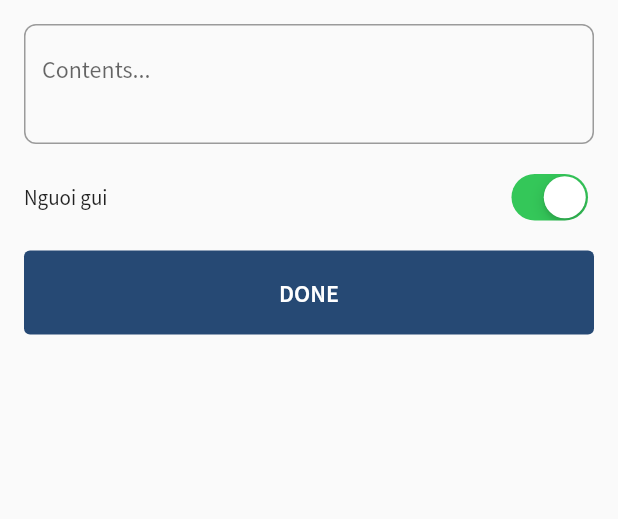
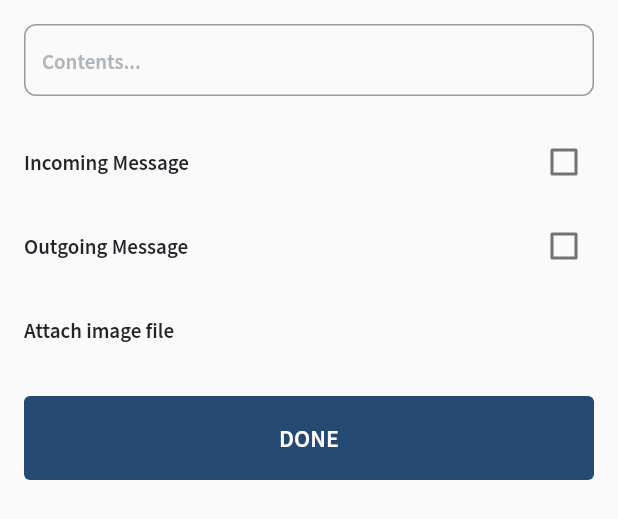
Before and after one commit to TKH219/fakeMessageApp, a Flutter app: the AddNewMessageWidget widget shown alone on an empty page, opened directly, on a phone screen of 412 x 824 dp. Shown: the top 519 px of the screen. Run offline on Flutter 3.47's test engine with Material 2 defaults, Android fonts, the phone set to English and light mode, and no system bars; drawn by our look-alikes of screenshot; our stand-ins replace flutter_svg, fluttertoast, image_gallery_saver, image_picker, in_app_purchase, permission_handler and 1 more.

Commit message:
handle case attach image for zalo chat

```diff
--- a/lib/features/customView/AddNewMessageWidget.dart
+++ b/lib/features/customView/AddNewMessageWidget.dart
@@ -1,16 +1,22 @@
+import 'dart:io';
+
 import 'package:fake_message_screen/core/CoreScreenWidget.dart';
 import 'package:fake_message_screen/core/CoreStateWidget.dart';
+import 'package:fake_message_screen/features/zaloMessageDetail/model/ItemKey.dart';
 import 'package:fake_message_screen/features/zaloMessageDetail/model/MessageItemModel.dart';
 import 'package:fake_message_screen/utils/ColorUtils.dart';
 import 'package:fake_message_screen/utils/Constants.dart';
+import 'package:fake_message_screen/utils/StyleUtils.dart';
 import 'package:flutter/cupertino.dart';
 import 'package:flutter/material.dart';
+import 'package:image_picker/image_picker.dart';
 
+import '../../PermissionService.dart';
 import 'ConfirmButton.dart';
 import 'CustomTextField.dart';
+import 'SelectMessageTypeWidget.dart';
 
 class AddNewMessageWidget extends CoreScreenWidget {
-
   final Function(MessageItemModel)? onDone;
 
   @override
@@ -21,69 +27,94 @@ class AddNewMessageWidget extends CoreScreenWidget {
 
 class AddNewMessageState extends CoreScreenState<AddNewMessageWidget> {
 
-  bool _switchValue = true;
   MessageItemModel model = MessageItemModel();
+
+  late List<ItemKey> listMessageType = [];
+
+  @override
+  void initState() {
+    MessageType.values.forEach((item) {
+      listMessageType.add(ItemKey(item, item.getTitleDisplay()));
+    });
+
+    super.initState();
+  }
 
   @override
   Widget buildMobileLayout(BuildContext context) {
     return Container(
       padding: EdgeInsets.only(
-          left: 16, right: 16,
-          bottom: MediaQuery.of(context).padding.bottom + MediaQuery.of(context).viewInsets.bottom
-      ),
+          left: 16,
+          right: 16,
+          bottom: MediaQuery.of(context).padding.bottom +
+              MediaQuery.of(context).viewInsets.bottom),
       child: SingleChildScrollView(
         child: Column(
           mainAxisSize: MainAxisSize.min,
           children: [
-            SizedBox(
-              height: 16,
-            ),
+            SizedBox(height: 16),
             CustomTextField(
               decoration: InputDecoration(
                   border: OutlineInputBorder(
                     borderRadius: BorderRadius.circular(8),
                     borderSide: BorderSide(width: 1, color: gray1),
                   ),
+                  contentPadding: EdgeInsets.symmetric(horizontal: 12),
+                  hintStyle:
+                      TextStyles.NORMAL_LABEL.getStyle.copyWith(color: gray5),
                   hintText: "Contents..."),
-              maxLines: 2,
+              maxLines: 1,
               onChanged: (text) {
                 setState(() {
                   model.content = text;
                 });
               },
             ),
-            SizedBox(height: 16,),
-            Row(
-              mainAxisAlignment: MainAxisAlignment.spaceBetween,
-              children: [
-                Text("Nguoi gui"),
-                CupertinoSwitch(
-                  value: _switchValue,
-                  onChanged: (value) {
-                    setState(() {
-                      _switchValue = value;
-                    });
-                  },
-                ),
-              ],
-            ),
-            SizedBox(
-              height: 16,
-            ),
-            ConfirmButton("done".toUpperCase(), onTapButton: () {
-              this.model.messageType = _switchValue
-                  ? MessageType.OUTGOING_MESSAGE
-                  : MessageType.INCOMING_MESSAGE;
-
-              if (widget.onDone != null) {
-                widget.onDone!(model);
-              }
-
-              Navigator.of(context).pop();
-            })
+            SizedBox(height: 16),
+            SelectMessageTypeWidget(listMessageType),
+            changeReceiverAvatar(),
+            SizedBox(height: 16),
+            ConfirmButton("done".toUpperCase(), onTapButton: onTapDone)
           ],
         ),
       ),
     );
   }
+
+  Widget changeReceiverAvatar() {
+    return ListTile(
+        title: Text('Attach image file', style: TextStyles.NORMAL_LABEL.getStyle.copyWith(color: gray9),),
+        contentPadding: EdgeInsets.symmetric(vertical: 0),
+        onTap: () async {
+          var isGranted = await PermissionService.getPhotoPermission(context);
+          if (isGranted) {
+            try {
+              final ImagePicker _picker = ImagePicker();
+              final pickedFile = await _picker.getImage(source: ImageSource.gallery);
+              setState(() {
+                if (pickedFile != null) {
+                  model.imageFile = File(pickedFile.path);
+                }
+
+                onTapDone();
+              });
+            } catch (e) {
+              print(e.toString());
+            }
+          }
+        }
+    );
+  }
+
+  void onTapDone() {
+    ItemKey? selectedItemKey = listMessageType.firstWhere((item) => item.isSelected == true);
+    if (selectedItemKey != null) {
+      this.model.messageType = selectedItemKey.key as MessageType;
+      if (widget.onDone != null) {
+        widget.onDone!(model);
+      }
+    }
+
+    Navigator.of(context).pop();
+  }
 }
--- /dev/null
+++ b/lib/features/customView/SelectMessageTypeWidget.dart
@@ -0,0 +1,46 @@
+import 'package:fake_message_screen/features/zaloMessageDetail/model/ItemKey.dart';
+import 'package:fake_message_screen/utils/ColorUtils.dart';
+import 'package:fake_message_screen/utils/StyleUtils.dart';
+import 'package:flutter/cupertino.dart';
+import 'package:flutter/material.dart';
+
+class SelectMessageTypeWidget extends StatefulWidget {
+  final List<ItemKey> listData;
+
+  SelectMessageTypeWidget(this.listData);
+
+  @override
+  SelectMessageTypeState createState() => SelectMessageTypeState();
+}
+
+class SelectMessageTypeState extends State<SelectMessageTypeWidget> {
+  @override
+  Widget build(BuildContext context) {
+    return ListView.builder(
+        shrinkWrap: true,
+        physics: NeverScrollableScrollPhysics(),
+        padding: EdgeInsets.zero,
+        itemCount: widget.listData.length,
+        itemBuilder: (context, index) {
+          return CheckboxListTile(
+            controlAffinity: ListTileControlAffinity.trailing,
+            contentPadding: EdgeInsets.zero,
+            title: Text(
+              widget.listData[index].value,
+              style: TextStyles.NORMAL_LABEL.getStyle.copyWith(color: gray9),
+            ),
+            value: widget.listData[index].isSelected,
+            activeColor: blue_primary_600,
+            onChanged: (_) {
+              setState(() {
+                widget.listData.forEach((item) {
+                  item.isSelected = false;
+                });
+
+                widget.listData[index].isSelected = true;
+              });
+            },
+          );
+        });
+  }
+}
--- /dev/null
+++ b/lib/features/zaloMessageDetail/model/ItemKey.dart
@@ -0,0 +1,9 @@
+import 'package:fake_message_screen/utils/Constants.dart';
+
+class ItemKey extends Object{
+  String value;
+  dynamic key;
+  bool isSelected;
+
+  ItemKey(this.key, this.value, {this.isSelected = false});
+}
--- a/lib/features/zaloMessageDetail/model/MessageItemModel.dart
+++ b/lib/features/zaloMessageDetail/model/MessageItemModel.dart
@@ -1,3 +1,5 @@
+
+import 'dart:io';
 
 import 'package:fake_message_screen/utils/Constants.dart';
 import 'package:json_annotation/json_annotation.dart';
@@ -7,9 +9,10 @@ class MessageItemModel extends Object {
   String content;
   String time;
   MessageType messageType;
+  File? imageFile;
 
   MessageItemModel(
       {this.content = "",
       this.time = "",
-      this.messageType = MessageType.INCOMING_MESSAGE});
+      this.messageType = MessageType.INCOMING_MESSAGE, this.imageFile});
 }
--- a/lib/utils/Constants.dart
+++ b/lib/utils/Constants.dart
@@ -1 +1,12 @@
 enum MessageType {INCOMING_MESSAGE, OUTGOING_MESSAGE}
+
+extension MesssageTypeExtension on MessageType {
+  String getTitleDisplay() {
+    switch (this) {
+      case MessageType.INCOMING_MESSAGE:
+        return "Incoming Message";
+      case MessageType.OUTGOING_MESSAGE:
+        return "Outgoing Message";
+    }
+  }
+}
```
Also changed, not shown: lib/features/home/HomeScreen.dart (+48 -0 lines), lib/features/zaloMessageDetail/ZaloMessagesDetailScreen.dart (+3 -8 lines), lib/features/zaloMessageDetail/customView/IncomingZaloMessageWidget.dart (+28 -9 lines), lib/features/zaloMessageDetail/customView/OutgoingZaloMessageWidget.dart (+11 -10 lines), 1 other file.
